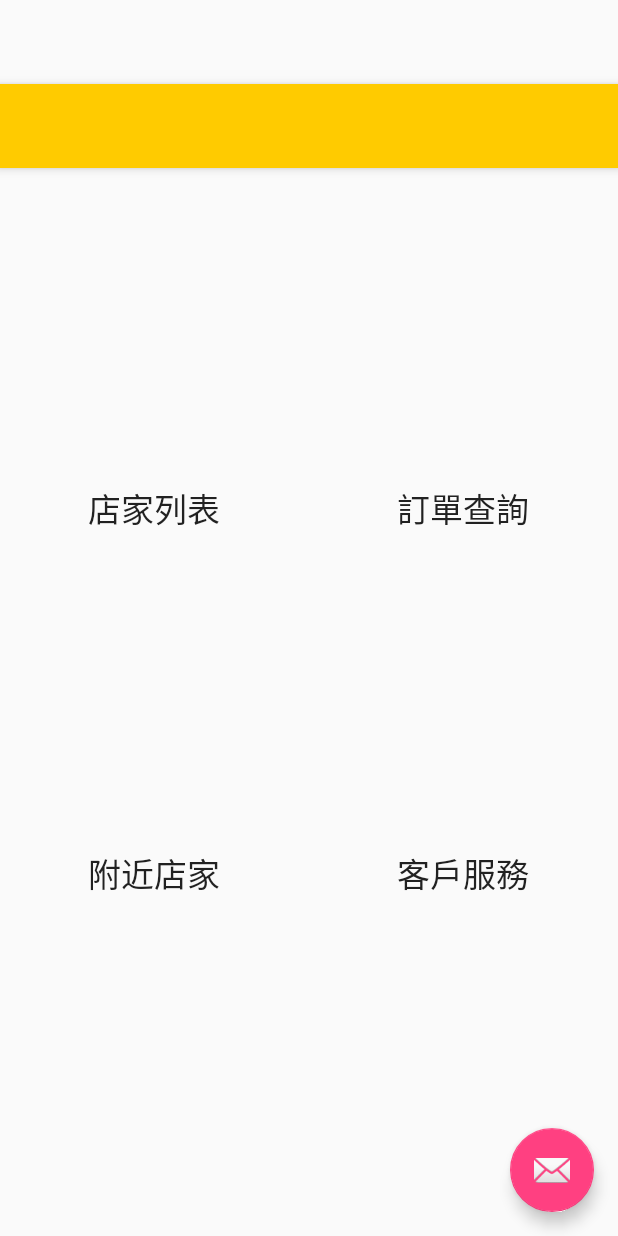
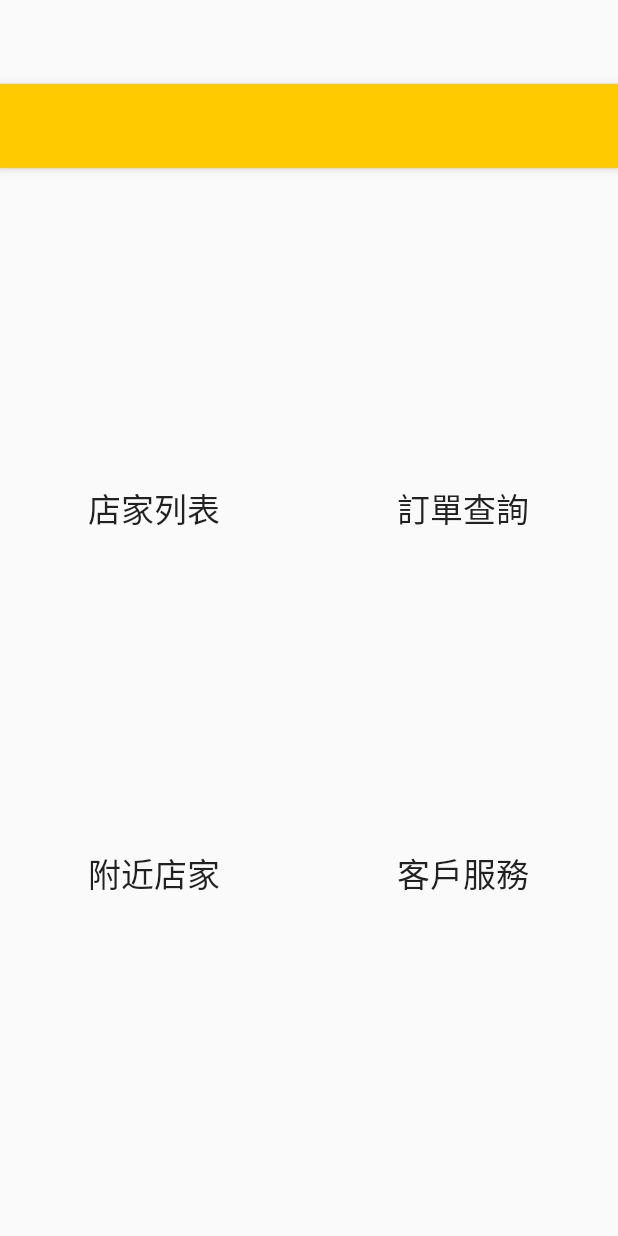
Before and after one commit to FoodOrder/Android, an Android app: the layout activity_main.xml on its own in the app's theme, with its tools: preview values and no code run, on a phone screen of 412 x 824 dp. Run offline under Robolectric (Android 15) with nearby library versions, the phone set to English and light mode, and no system bars.

Commit message:
ＭＡＩＮ icon拔除

```diff
--- a/app/src/main/java/sammy/myapplication/MealListActivity.java
+++ b/app/src/main/java/sammy/myapplication/MealListActivity.java
@@ -12,10 +12,8 @@ import android.view.LayoutInflater;
 import android.view.View;
 import android.widget.AdapterView;
 import android.widget.ListView;
-
 import org.json.JSONArray;
 import org.json.JSONObject;
-
 import java.io.BufferedReader;
 import java.io.InputStreamReader;
 import java.io.Serializable;
--- a/app/src/main/res/layout/activity_main.xml
+++ b/app/src/main/res/layout/activity_main.xml
@@ -23,12 +23,4 @@
 
     <include layout="@layout/content_main" />
 
-    <android.support.design.widget.FloatingActionButton
-        android:id="@+id/fab"
-        android:layout_width="wrap_content"
-        android:layout_height="wrap_content"
-        android:layout_gravity="bottom|end"
-        android:layout_margin="@dimen/fab_margin"
-        android:src="@android:drawable/ic_dialog_email" />
-
 </android.support.design.widget.CoordinatorLayout>
```
Also changed, not shown: app/src/main/java/sammy/myapplication/AddFoodActivity.java (+1 -11 lines), app/src/main/java/sammy/myapplication/CartlistActivity.java (+2 -6 lines), 1 other file.
